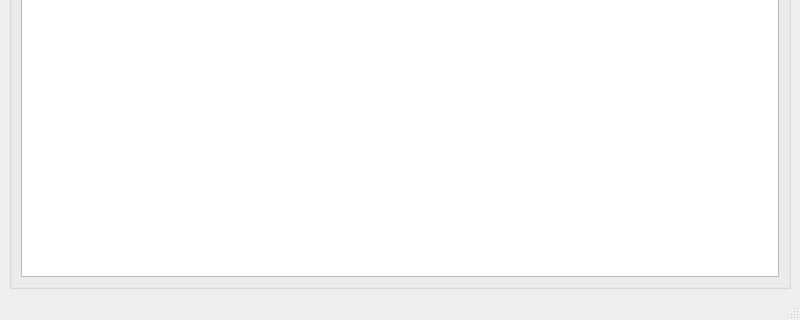
First picture: the form in ui/mainWindow.ui, repository Syadon/BrickCollectionManager, before the edit; both pictures show x 0 to 800 and y 280 to 600 of the 800 by 600 pixel window.
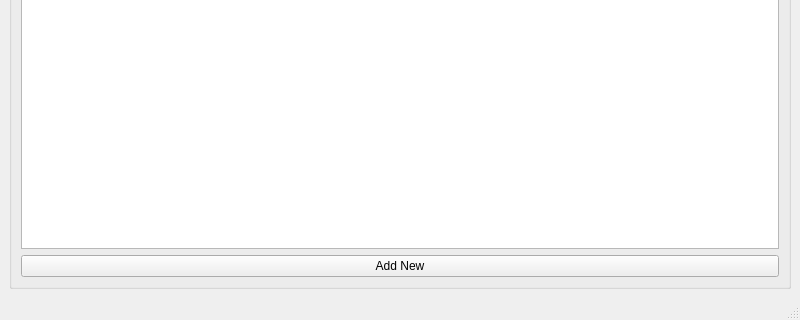
Second picture: the form after the edit.

Patch:
```diff
--- a/ui/mainWindow.ui
+++ b/ui/mainWindow.ui
@@ -23,6 +23,13 @@
          <string>Containers</string>
         </property>
         <layout class="QGridLayout" name="gridLayout_3">
+         <item row="1" column="0">
+          <widget class="QPushButton" name="addNewContainerButton">
+           <property name="text">
+            <string>Add New</string>
+           </property>
+          </widget>
+         </item>
          <item row="0" column="0">
           <widget class="QListView" name="containersView"/>
          </item>
```
